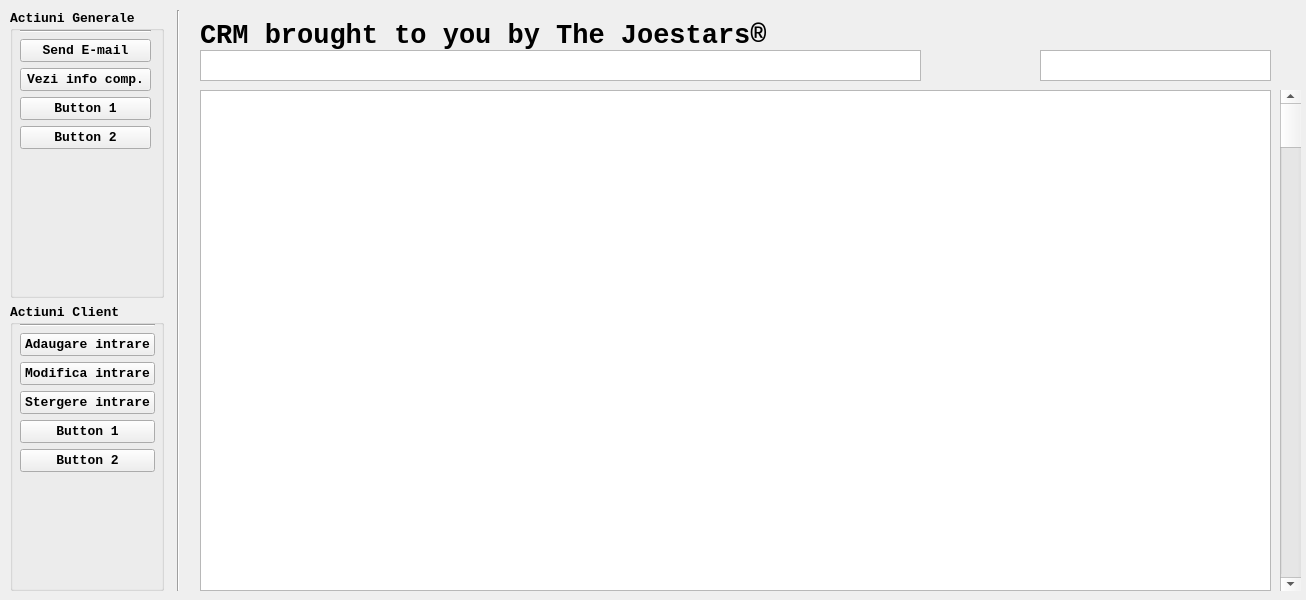
The window that ui/MainInterface.ui (GabyUnalaq/UNI_CRM_Project) describes before a commit, drawn with Qt 5.
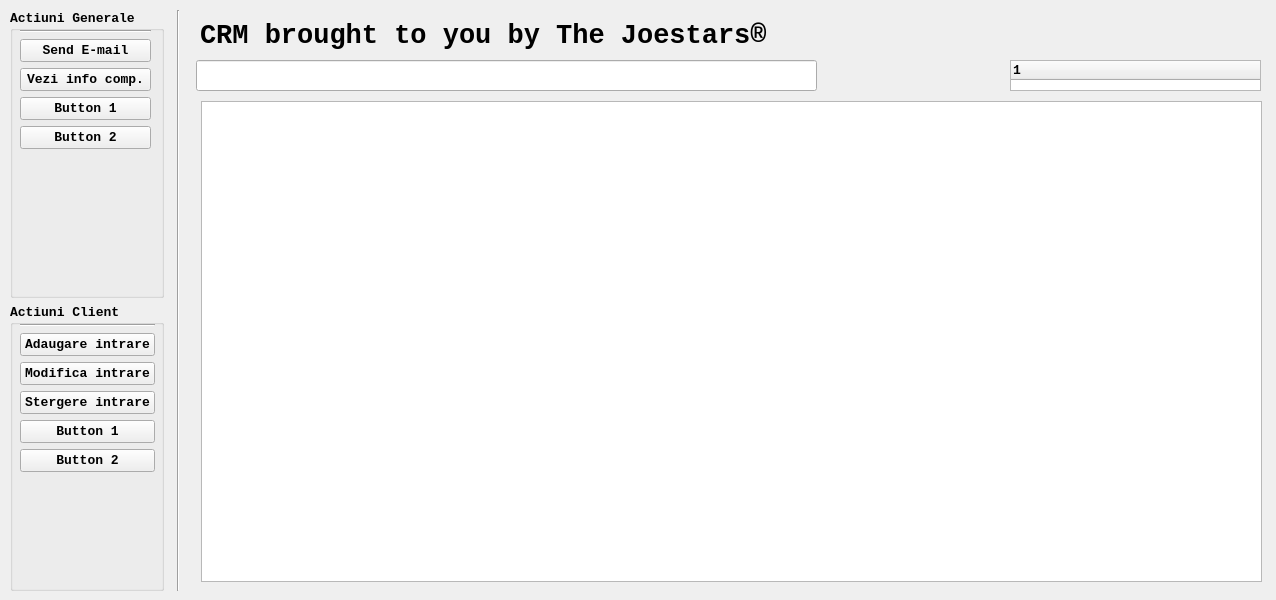
The same window after the commit.

```diff
--- a/ui/MainInterface.ui
+++ b/ui/MainInterface.ui
@@ -6,7 +6,7 @@
    <rect>
     <x>0</x>
     <y>0</y>
-    <width>1306</width>
+    <width>1276</width>
     <height>600</height>
    </rect>
   </property>
@@ -42,22 +42,22 @@
     <string>CRM brought to you by The Joestars®</string>
    </property>
   </widget>
-  <widget class="QColumnView" name="Qtable">
+  <widget class="QTableWidget" name="Qtable">
    <property name="geometry">
     <rect>
-     <x>200</x>
-     <y>90</y>
-     <width>1071</width>
-     <height>501</height>
+     <x>201</x>
+     <y>101</y>
+     <width>1061</width>
+     <height>481</height>
     </rect>
    </property>
   </widget>
-  <widget class="QTextEdit" name="Qtext_search">
+  <widget class="QTreeWidget" name="Qlist_category">
    <property name="geometry">
     <rect>
-     <x>200</x>
-     <y>50</y>
-     <width>721</width>
+     <x>1010</x>
+     <y>60</y>
+     <width>251</width>
      <height>31</height>
     </rect>
    </property>
@@ -69,43 +69,11 @@
      <bold>true</bold>
     </font>
    </property>
-   <property name="cursor" stdset="0">
-    <cursorShape>IBeamCursor</cursorShape>
-   </property>
-   <property name="placeholderText">
-    <string/>
-   </property>
-  </widget>
-  <widget class="QListView" name="Qlist_category">
-   <property name="geometry">
-    <rect>
-     <x>1040</x>
-     <y>50</y>
-     <width>231</width>
-     <height>31</height>
-    </rect>
-   </property>
-   <property name="font">
-    <font>
-     <family>Courier New</family>
-     <pointsize>10</pointsize>
-     <weight>75</weight>
-     <bold>true</bold>
-    </font>
-   </property>
-  </widget>
-  <widget class="QScrollBar" name="Qvert_scroll_bar">
-   <property name="geometry">
-    <rect>
-     <x>1280</x>
-     <y>90</y>
-     <width>21</width>
-     <height>501</height>
-    </rect>
-   </property>
-   <property name="orientation">
-    <enum>Qt::Vertical</enum>
-   </property>
+   <column>
+    <property name="text">
+     <string notr="true">1</string>
+    </property>
+   </column>
   </widget>
   <widget class="Line" name="Qline_main">
    <property name="geometry">
@@ -351,6 +319,16 @@
     </item>
    </layout>
   </widget>
+  <widget class="QLineEdit" name="Qtest_search">
+   <property name="geometry">
+    <rect>
+     <x>196</x>
+     <y>60</y>
+     <width>621</width>
+     <height>31</height>
+    </rect>
+   </property>
+  </widget>
  </widget>
  <resources/>
  <connections/>
```
